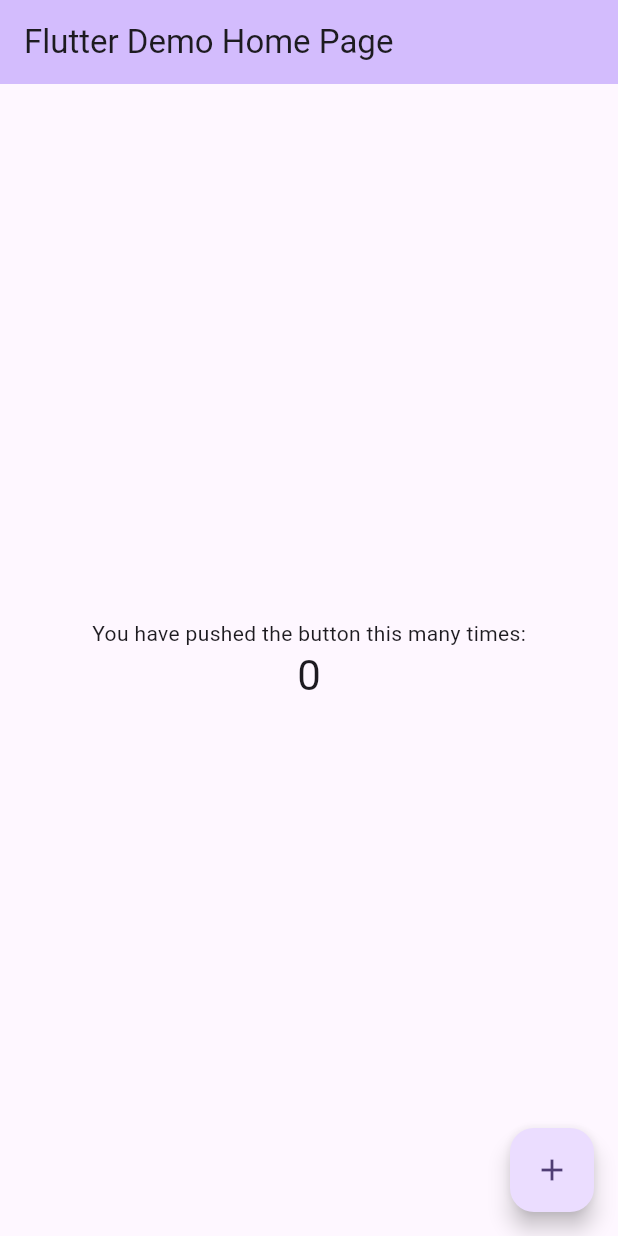
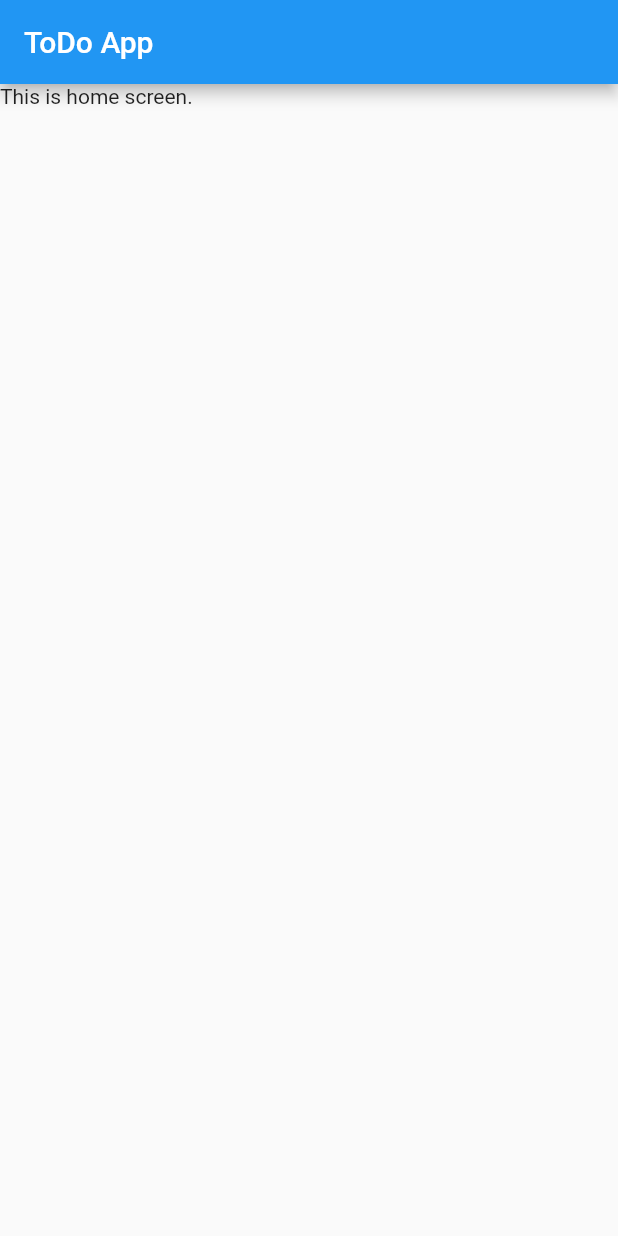
Before and after one commit to AdnanKhan29/Flutter-TO-DO-APP, a Flutter app: the screen it shows after launch, on a phone screen of 412 x 824 dp. Run offline on Flutter 3.47's test engine with Material 2 defaults, Android fonts, the phone set to English and light mode, and no system bars.

```diff
--- /dev/null
+++ b/flutter_todo_app/lib/constants/colors.dart
@@ -0,0 +1,7 @@
+import 'package:flutter/material.dart';
+
+const Color tdRed = Color(0xFFDA4040);
+const Color tdBlue = Color(0xFF5F52EE);
+const Color tdBlack = Color(0xFF3A3A3A);
+const Color tdGrey = Color(0xFF717171);
+const Color tdBGColor = Color(0xFFEEEFF5);
--- a/flutter_todo_app/lib/main.dart
+++ b/flutter_todo_app/lib/main.dart
@@ -1,4 +1,5 @@
 import 'package:flutter/material.dart';
+import 'package:flutter_todo_app/screens/home.dart';
 
 void main() {
   runApp(const MyApp());
@@ -11,115 +12,8 @@ class MyApp extends StatelessWidget {
   @override
   Widget build(BuildContext context) {
     return MaterialApp(
-      title: 'Flutter Demo',
-      theme: ThemeData(
-        // This is the theme of your application.
-        //
-        // TRY THIS: Try running your application with "flutter run". You'll see
-        // the application has a blue toolbar. Then, without quitting the app,
-        // try changing the seedColor in the colorScheme below to Colors.green
-        // and then invoke "hot reload" (save your changes or press the "hot
-        // reload" button in a Flutter-supported IDE, or press "r" if you used
-        // the command line to start the app).
-        //
-        // Notice that the counter didn't reset back to zero; the application
-        // state is not lost during the reload. To reset the state, use hot
-        // restart instead.
-        //
-        // This works for code too, not just values: Most code changes can be
-        // tested with just a hot reload.
-        colorScheme: ColorScheme.fromSeed(seedColor: Colors.deepPurple),
-        useMaterial3: true,
-      ),
-      home: const MyHomePage(title: 'Flutter Demo Home Page'),
+      title: 'ToDo App',
+      home: Home(),
     );
   }
 }
-
-class MyHomePage extends StatefulWidget {
-  const MyHomePage({super.key, required this.title});
-
-  // This widget is the home page of your application. It is stateful, meaning
-  // that it has a State object (defined below) that contains fields that affect
-  // how it looks.
-
-  // This class is the configuration for the state. It holds the values (in this
-  // case the title) provided by the parent (in this case the App widget) and
-  // used by the build method of the State. Fields in a Widget subclass are
-  // always marked "final".
-
-  final String title;
-
-  @override
-  State<MyHomePage> createState() => _MyHomePageState();
-}
-
-class _MyHomePageState extends State<MyHomePage> {
-  int _counter = 0;
-
-  void _incrementCounter() {
-    setState(() {
-      // This call to setState tells the Flutter framework that something has
-      // changed in this State, which causes it to rerun the build method below
-      // so that the display can reflect the updated values. If we changed
-      // _counter without calling setState(), then the build method would not be
-      // called again, and so nothing would appear to happen.
-      _counter++;
-    });
-  }
-
-  @override
-  Widget build(BuildContext context) {
-    // This method is rerun every time setState is called, for instance as done
-    // by the _incrementCounter method above.
-    //
-    // The Flutter framework has been optimized to make rerunning build methods
-    // fast, so that you can just rebuild anything that needs updating rather
-    // than having to individually change instances of widgets.
-    return Scaffold(
-      appBar: AppBar(
-        // TRY THIS: Try changing the color here to a specific color (to
-        // Colors.amber, perhaps?) and trigger a hot reload to see the AppBar
-        // change color while the other colors stay the same.
-        backgroundColor: Theme.of(context).colorScheme.inversePrimary,
-        // Here we take the value from the MyHomePage object that was created by
-        // the App.build method, and use it to set our appbar title.
-        title: Text(widget.title),
-      ),
-      body: Center(
-        // Center is a layout widget. It takes a single child and positions it
-        // in the middle of the parent.
-        child: Column(
-          // Column is also a layout widget. It takes a list of children and
-          // arranges them vertically. By default, it sizes itself to fit its
-          // children horizontally, and tries to be as tall as its parent.
-          //
-          // Column has various properties to control how it sizes itself and
-          // how it positions its children. Here we use mainAxisAlignment to
-          // center the children vertically; the main axis here is the vertical
-          // axis because Columns are vertical (the cross axis would be
-          // horizontal).
-          //
-          // TRY THIS: Invoke "debug painting" (choose the "Toggle Debug Paint"
-          // action in the IDE, or press "p" in the console), to see the
-          // wireframe for each widget.
-          mainAxisAlignment: MainAxisAlignment.center,
-          children: <Widget>[
-            const Text(
-              'You have pushed the button this many times:',
-            ),
-            Text(
-              '$_counter',
-              style: Theme.of(context).textTheme.headlineMedium,
-            ),
-          ],
-        ),
-      ),
-      floatingActionButton: FloatingActionButton(
-        onPressed: _incrementCounter,
-        tooltip: 'Increment',
-        child: const Icon(Icons.add),
-      ), // This trailing comma makes auto-formatting nicer for build methods.
-    );
-  }
-}
--- /dev/null
+++ b/flutter_todo_app/lib/screens/home.dart
@@ -0,0 +1,15 @@
+import 'package:flutter/material.dart';
+
+class Home extends StatelessWidget {
+  const Home({super.key});
+
+  @override
+  Widget build(BuildContext context) {
+    return Scaffold(
+      appBar: AppBar(title: Text('ToDo App')),
+      body: Container(
+        child: Text('This is home screen.'),
+      ),
+    );
+  }
+}
```
Also changed, not shown: flutter_todo_app/assets/images/avatar.webp (added), 1 other file.
